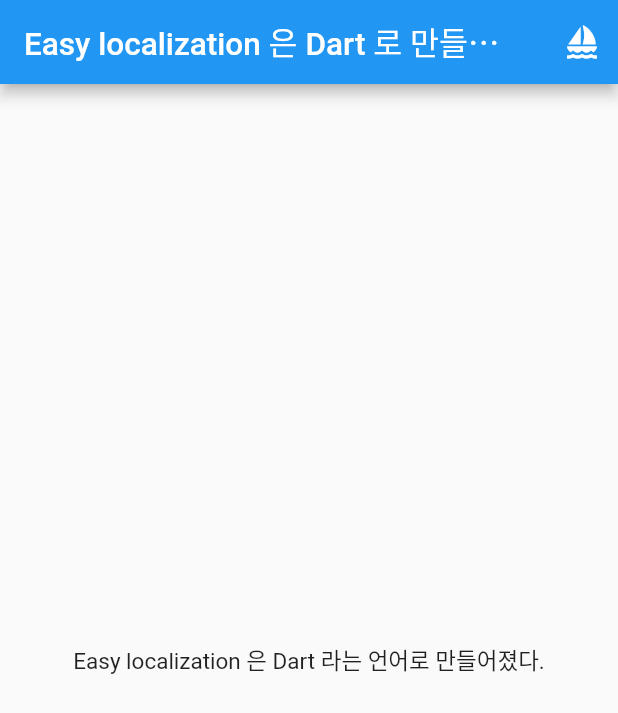
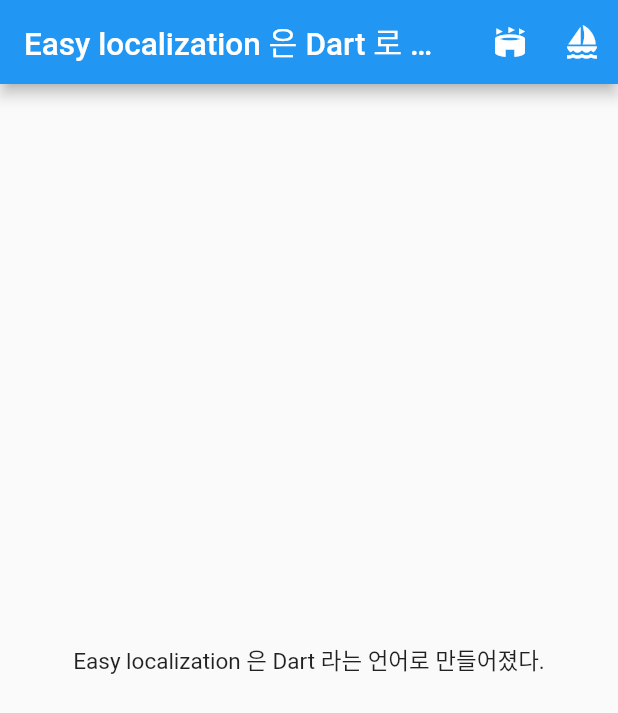
Before and after one commit to fistkim101/flutter_i18n_sample, a Flutter app: the screen it shows after launch, after a tap on the "sailing" icon, on a phone screen of 412 x 824 dp. Shown: the top 713 px of the screen. Run offline on Flutter 3.47's test engine with Material 2 defaults, Android fonts, the phone set to English and light mode, and no system bars; our stand-ins replace easy_localization.

Commit message:
feat: easy_localization 적용

```diff
--- a/lib/home_screen.dart
+++ b/lib/home_screen.dart
@@ -9,31 +9,30 @@ class HomeScreen extends StatefulWidget {
 class _HomeScreenState extends State<HomeScreen> {
   final Locale _koLocale = const Locale('ko');
   final Locale _enLocale = const Locale('en');
-  bool _isKo = false;
 
   @override
   Widget build(BuildContext context) {
     return Scaffold(
       appBar: AppBar(
-        // title: Text('appBarTitle'),
         title: const Text('msg').tr(args: ['Easy localization', 'Dart']),
         actions: [
           IconButton.outlined(
             onPressed: () {
-              if (_isKo) {
-                context.setLocale(_enLocale);
-                _isKo = !_isKo;
-              } else {
-                context.setLocale(_koLocale);
-                _isKo = !_isKo;
-              }
+              context.setLocale(_enLocale);
+            },
+            icon: const Icon(Icons.stadium),
+          ),
+          IconButton.outlined(
+            onPressed: () {
+              context.setLocale(_koLocale);
             },
             icon: const Icon(Icons.sailing),
           )
         ],
       ),
       body: Center(
-        child: const Text('msg_named').tr(namedArgs: {'lang': 'Dart'}),
+        // child: const Text('msg_named').tr(namedArgs: {'lang': 'Dart'}),
+        child: Text('msg_named'.tr(namedArgs: {'lang': 'Dart'})),
       ),
     );
   }
```
